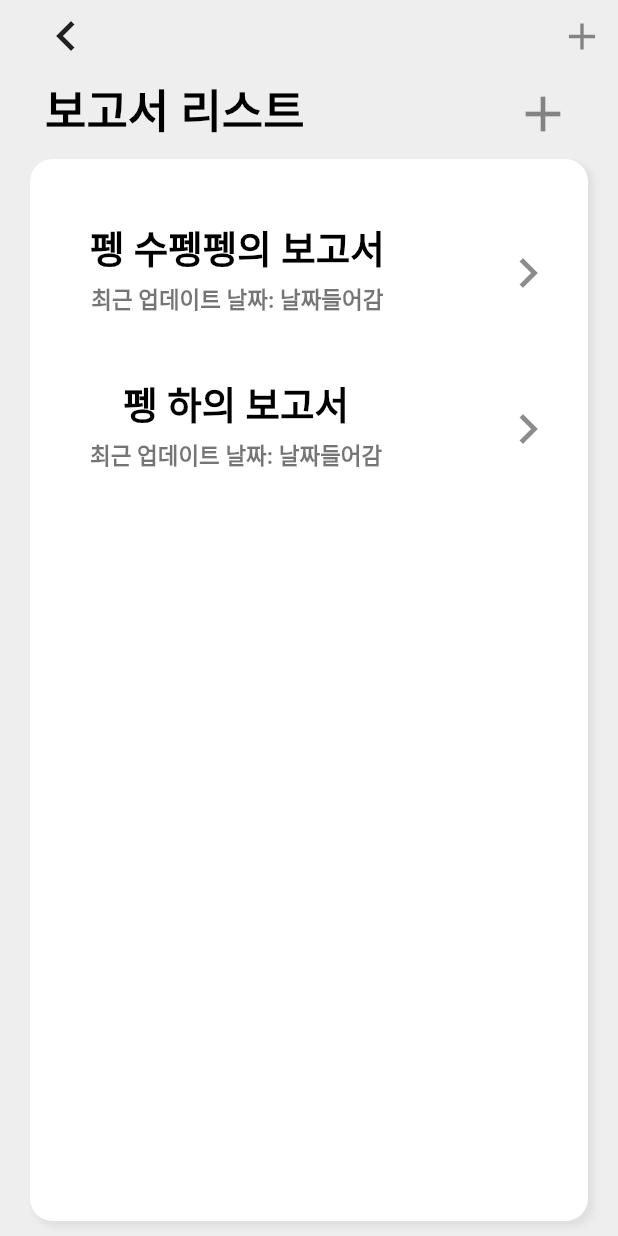
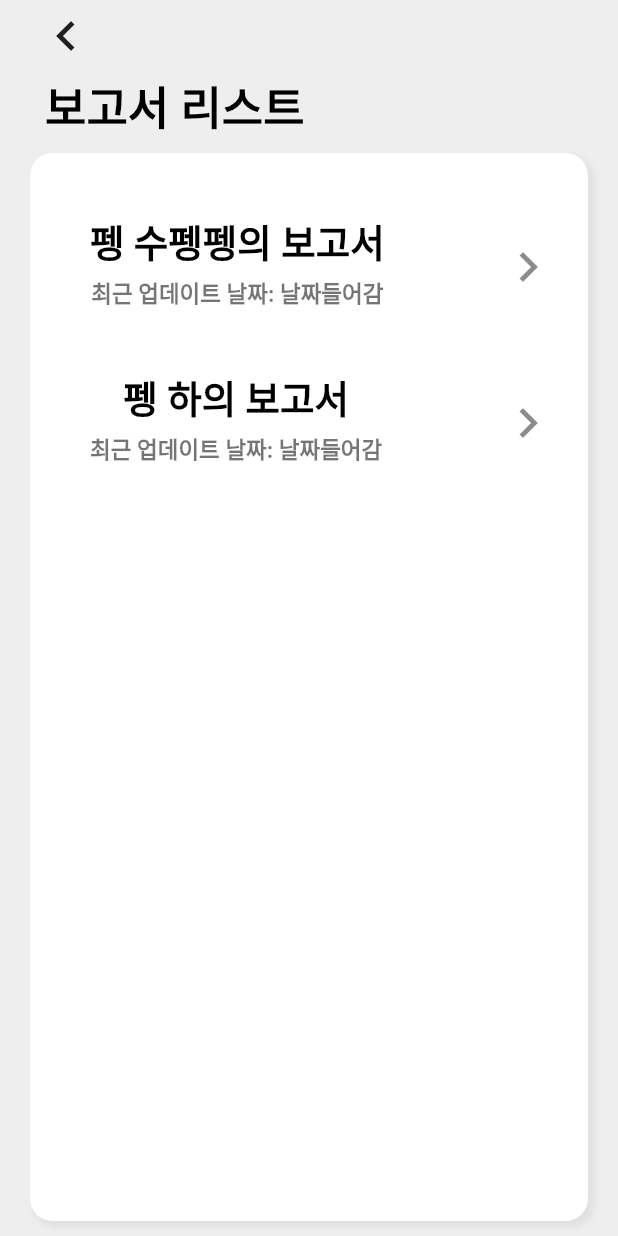
Before and after one commit to DSCHUFS/DSC-Solution-Challenge-2020, a Flutter app: the ReportListPage screen opened directly, on a phone screen of 412 x 824 dp. Run offline on Flutter 3.47's test engine with Material 2 defaults, Android fonts, the phone set to English and light mode, and no system bars; our stand-ins replace cloud_firestore, email_validator, firebase_auth, modal_progress_hud, shared_preferences; accounts and stored records are empty.

Commit message:
change icon and logout layout

```diff
--- a/lib/reportListPage.dart
+++ b/lib/reportListPage.dart
@@ -41,18 +41,6 @@ class _ReportListPageState extends State<ReportListPage> {
                       Navigator.pop(context);
                     },
                   ),
-                  IconButton(
-                      icon: Icon(
-                        Icons.add,
-                        color: Colors.black45,
-                        size: 30.0,
-                      ),
-                      onPressed: () {
-                        Navigator.push(context,
-                        MaterialPageRoute(builder: (context) => ReportPage())
-                        );
-                      },
-                    ),
                 ],
               ),
               Container(
@@ -72,18 +60,6 @@ class _ReportListPageState extends State<ReportListPage> {
                     // Container(
                     //   width: 80.0,
                     // ),
-                    IconButton(
-                      icon: Icon(
-                        Icons.add,
-                        color: Colors.black45,
-                        size: 40.0,
-                      ),
-                      onPressed: () {
-                        Navigator.push(context,
-                        MaterialPageRoute(builder: (context) => ReportPage())
-                        );
-                      },
-                    ),
                   ]
                 ),
               ),
```
Also changed, not shown: lib/mainPage.dart (+15 -10 lines), lib/personalReportPage.dart (+4 -4 lines).
